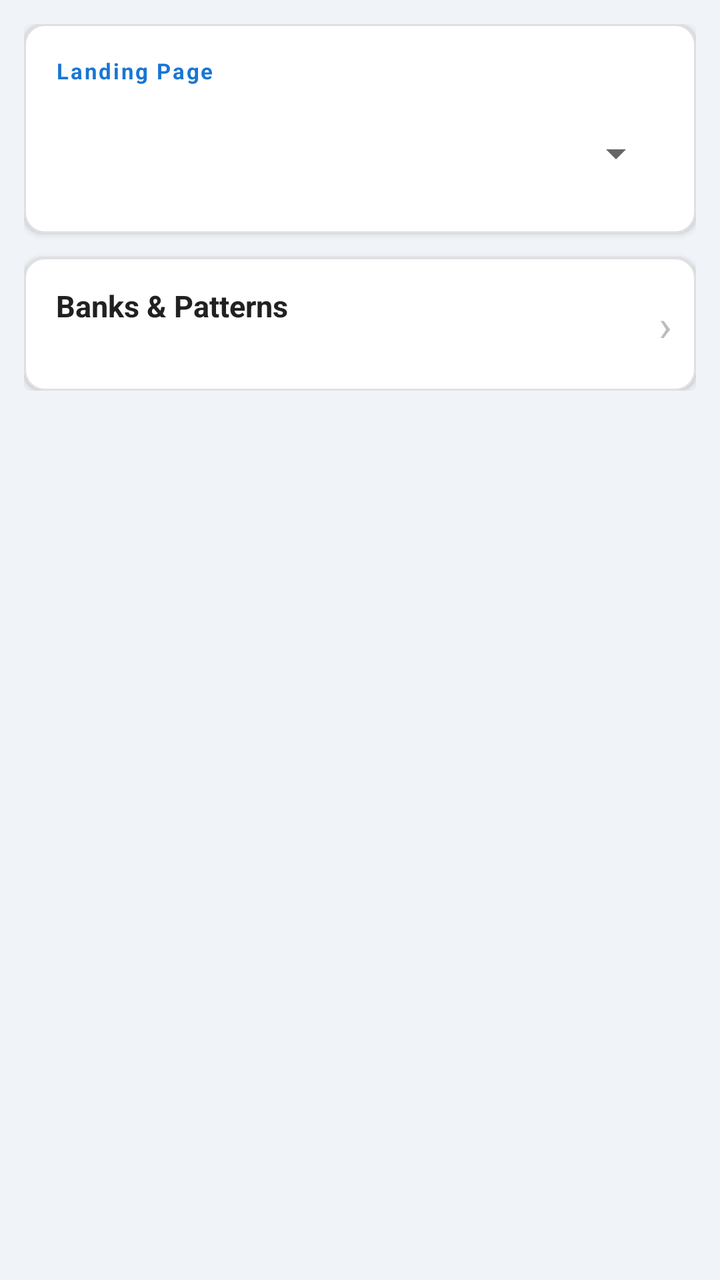
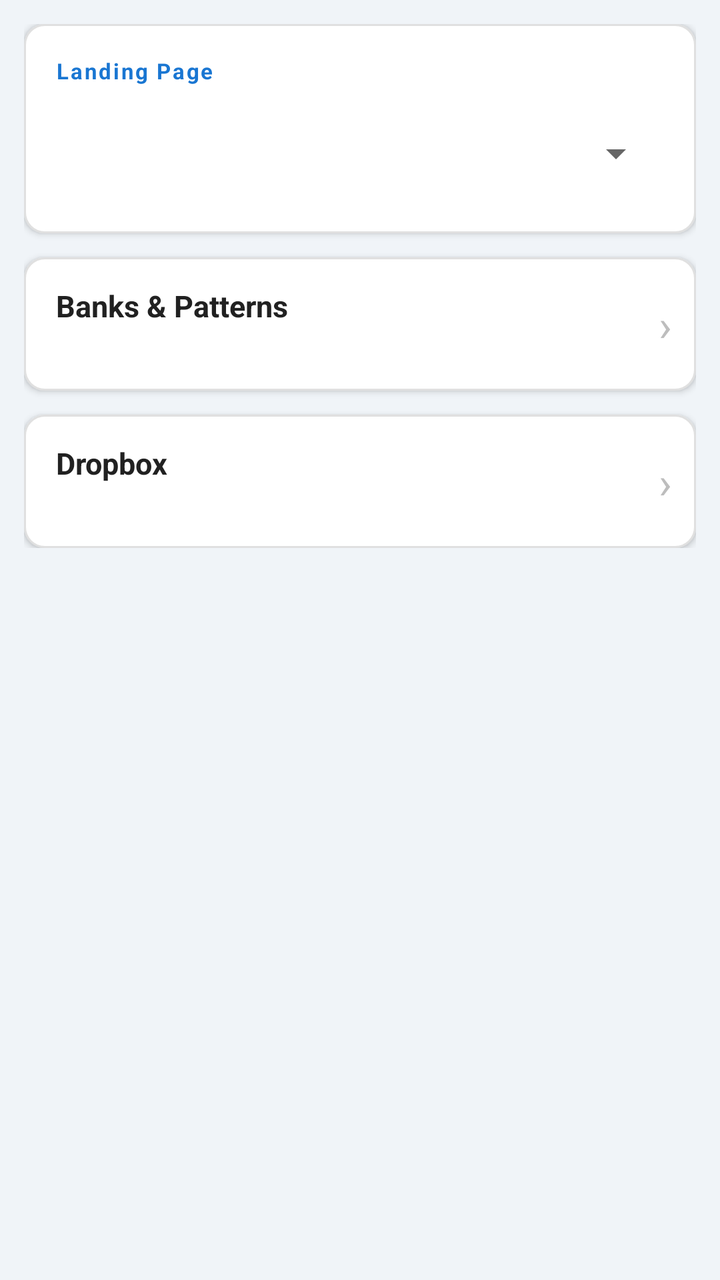

Before-and-after screenshots of an Android layout around one commit, followed by the original layout XML and the change that was made.
<!-- AndroidManifest.xml: application theme android:Theme.Material.Light.DarkActionBar -->
<!-- res/layout/activity_settings.xml -->
<?xml version="1.0" encoding="utf-8"?>
<ScrollView xmlns:android="http://schemas.android.com/apk/res/android"
    android:layout_width="match_parent"
    android:layout_height="match_parent"
    android:background="#F0F4F8">

    <LinearLayout
        android:layout_width="match_parent"
        android:layout_height="wrap_content"
        android:orientation="vertical"
        android:paddingLeft="12dp"
        android:paddingRight="12dp"
        android:paddingTop="12dp"
        android:paddingBottom="24dp">

        
        <LinearLayout
            android:layout_width="match_parent"
            android:layout_height="wrap_content"
            android:orientation="vertical"
            android:background="@drawable/bg_card"
            android:elevation="2dp"
            android:padding="16dp"
            android:layout_marginBottom="12dp">

            <TextView
                android:layout_width="match_parent"
                android:layout_height="wrap_content"
                android:text="@string/label_landing_page"
                android:textColor="#1976D2"
                android:textSize="11sp"
                android:textStyle="bold"
                android:letterSpacing="0.08"
                android:layout_marginBottom="10dp" />

            <Spinner
                android:id="@+id/spinnerLanding"
                android:layout_width="match_parent"
                android:layout_height="48dp" />

        </LinearLayout>

        
        <LinearLayout
            android:id="@+id/rowBanks"
            android:layout_width="match_parent"
            android:layout_height="wrap_content"
            android:orientation="horizontal"
            android:background="@drawable/bg_card"
            android:elevation="2dp"
            android:paddingLeft="16dp"
            android:paddingRight="12dp"
            android:paddingTop="14dp"
            android:paddingBottom="14dp"
            android:gravity="center_vertical">

            <LinearLayout
                android:layout_width="0dp"
                android:layout_height="wrap_content"
                android:layout_weight="1"
                android:orientation="vertical">

                <TextView
                    android:layout_width="match_parent"
                    android:layout_height="wrap_content"
                    android:text="@string/label_banks_patterns"
                    android:textColor="#212121"
                    android:textSize="15sp"
                    android:textStyle="bold" />

                <TextView
                    android:id="@+id/tvBanksCount"
                    android:layout_width="match_parent"
                    android:layout_height="wrap_content"
                    android:layout_marginTop="2dp"
                    android:textColor="#757575"
                    android:textSize="12sp" />

            </LinearLayout>

            <TextView
                android:layout_width="wrap_content"
                android:layout_height="wrap_content"
                android:text="›"
                android:textColor="#BDBDBD"
                android:textSize="22sp"
                android:paddingLeft="8dp" />

        </LinearLayout>

    </LinearLayout>
</ScrollView>
<!-- resources referenced by this layout -->
<resources>
  <!-- drawable bg_card (drawable) -->
  <?xml version="1.0" encoding="utf-8"?>
  <shape xmlns:android="http://schemas.android.com/apk/res/android"
      android:shape="rectangle">
      <solid android:color="#FFFFFF" />
      <corners android:radius="10dp" />
      <stroke android:width="1dp" android:color="#E0E0E0" />
  </shape>
  <string name="label_banks_patterns">Banks &amp; Patterns</string>
  <string name="label_landing_page">Landing Page</string>
</resources>

<!-- the commit's change to res/layout/activity_settings.xml (unified diff, before → after) -->
@@ -88,5 +88,54 @@
 
         </LinearLayout>
 
+        
+        <LinearLayout
+            android:id="@+id/rowDropbox"
+            android:layout_width="match_parent"
+            android:layout_height="wrap_content"
+            android:orientation="horizontal"
+            android:background="@drawable/bg_card"
+            android:elevation="2dp"
+            android:paddingLeft="16dp"
+            android:paddingRight="12dp"
+            android:paddingTop="14dp"
+            android:paddingBottom="14dp"
+            android:gravity="center_vertical"
+            android:layout_marginTop="12dp">
+
+            <LinearLayout
+                android:layout_width="0dp"
+                android:layout_height="wrap_content"
+                android:layout_weight="1"
+                android:orientation="vertical">
+
+                <TextView
+                    android:layout_width="match_parent"
+                    android:layout_height="wrap_content"
+                    android:text="@string/label_dropbox"
+                    android:textColor="#212121"
+                    android:textSize="15sp"
+                    android:textStyle="bold" />
+
+                <TextView
+                    android:id="@+id/tvDropboxStatus"
+                    android:layout_width="match_parent"
+                    android:layout_height="wrap_content"
+                    android:layout_marginTop="2dp"
+                    android:textColor="#757575"
+                    android:textSize="12sp" />
+
+            </LinearLayout>
+
+            <TextView
+                android:layout_width="wrap_content"
+                android:layout_height="wrap_content"
+                android:text="›"
+                android:textColor="#BDBDBD"
+                android:textSize="22sp"
+                android:paddingLeft="8dp" />
+
+        </LinearLayout>
+
     </LinearLayout>
 </ScrollView>
<!-- resource entries referenced after the edit -->
@@ -9,6 +9,7 @@
       <stroke android:width="1dp" android:color="#E0E0E0" />
   </shape>
   <string name="label_banks_patterns">Banks &amp; Patterns</string>
+  <string name="label_dropbox">Dropbox</string>
   <string name="label_landing_page">Landing Page</string>
 </resources>
 
